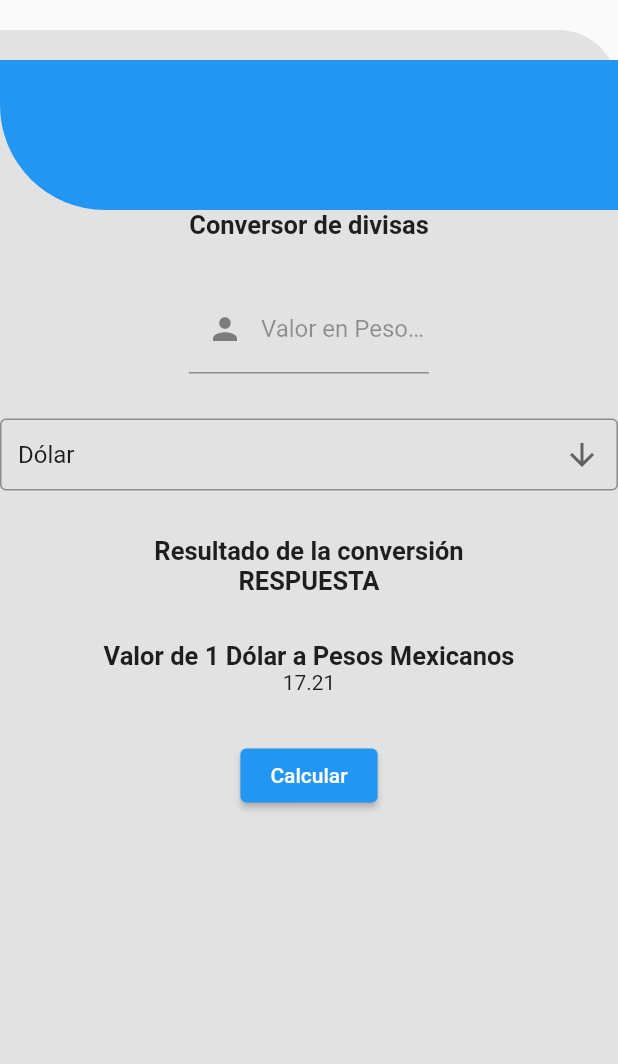
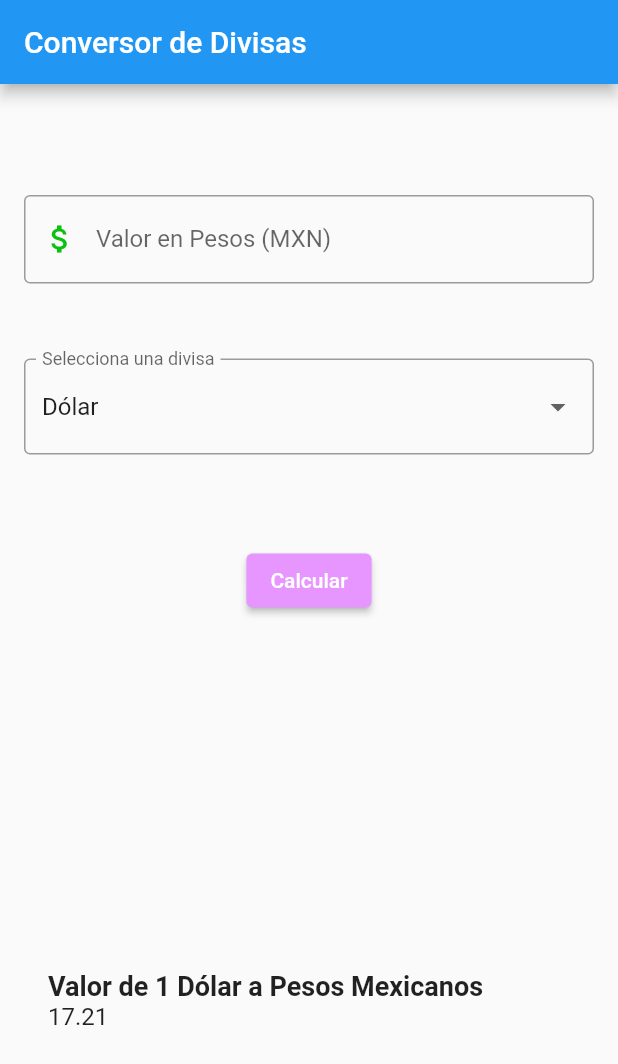
Before and after one commit to KarelyVR/Practica3-Moviles, a Flutter app: the screen it shows after launch, on a phone screen of 412 x 824 dp. Shown: the top 1064 px of the screen. Run offline on Flutter 3.47's test engine with Material 2 defaults, Android fonts, the phone set to English and light mode, and no system bars.

Commit message:
ui.calculator.dart
si

```diff
--- a/lib/ui/calculator/ui_calculator.dart
+++ b/lib/ui/calculator/ui_calculator.dart
@@ -1,7 +1,4 @@
-// ignore_for_file: prefer_final_fields, use_key_in_widget_constructors
-
 import 'package:flutter/material.dart';
-import 'package:imc/ui/calculator/widgets/widgets_calculator.dart';
 
 class MyWidget extends StatefulWidget {
   const MyWidget({Key? key});
@@ -12,11 +9,9 @@ class MyWidget extends StatefulWidget {
 
 class _MyWidgetState extends State<MyWidget> {
   TextEditingController _pesoController = TextEditingController();
-  // TextEditingController _alturaController = TextEditingController();
   String respuesta = "RESPUESTA";
   double conv = 0.0;
 
-  // Define las opciones y los valores asociados
   Map<String, double> valoresAsociados = {
     'Dólar': 17.21,
     'Euro': 18.58,
@@ -38,25 +33,26 @@ class _MyWidgetState extends State<MyWidget> {
   @override
   Widget build(BuildContext context) {
     return Scaffold(
+      appBar: AppBar(
+        title: const Text('Conversor de Divisas'),
+      ),
       body: SingleChildScrollView(
-        child: MyContainer(
-          child: Form(
+        padding: const EdgeInsets.all(16.0),
         child: Column(
+          crossAxisAlignment: CrossAxisAlignment.center,
           children: [
-                Stack(
-                  children: [MyBarContainer()],
-                ),
-                MyText(text: "Conversor de divisas"),
-                _sizeEspacio(),
+            const MyText(text: "", fontSize: 24.0, fontWeight: FontWeight.bold),
+            const SizedBox(height: 30),
             MyTextInput(
-                    inputController: _pesoController, label: "Valor en Pesos (MXN)"),
-                _sizeEspacio(),
+                inputController: _pesoController,
+                label: "Valor en Pesos (MXN)"),
+            const SizedBox(height: 50),
             DropdownButtonFormField<String>(
               value: valorSeleccionado,
               onChanged: (String? newValue) {
                 setState(() {
                   valorSeleccionado = newValue!;
-                      _calcular(); // Llama a _calcular cuando cambia la opción
+                  _calcular();
                 });
               },
               items: valoresAsociados.keys.map((opcion) {
@@ -65,32 +61,110 @@ class _MyWidgetState extends State<MyWidget> {
                   child: Text(opcion),
                 );
               }).toList(),
-                  isDense: true,
-                  iconSize: 24,
-                  icon: const Icon(Icons.arrow_downward),
               decoration: const InputDecoration(
-                    contentPadding: EdgeInsets.symmetric(vertical: 8, horizontal: 12),
+                labelText: 'Selecciona una divisa',
                 border: OutlineInputBorder(),
               ),
             ),
-                _sizeEspacio(),
-                MyText(text: "Resultado de la conversión"),
-                MyText(text: respuesta.toString()),
-                _sizeEspacio(),
-                MyText(text: "Valor de 1 $valorSeleccionado a Pesos Mexicanos"),
-                Text('${valoresAsociados[valorSeleccionado]}'),
-                _sizeEspacio(),
-                MyButton(lblText: const Text("Calcular"), press: () => _calcular()),
-                _sizeEspacio(),
+            const SizedBox(height: 30.0),
+            Container(
+              margin: const EdgeInsets.only(top: 30.0),
+              child: ElevatedButton(
+                style: ElevatedButton.styleFrom(
+                  backgroundColor: Color.fromARGB(255, 231, 150, 255),
+                ),
+                onPressed: () => _calcular(),
+                child: const Text("Calcular"),
+              ),
+            ),
+            const SizedBox(height: 220.0),
+            Align(
+              alignment: Alignment.bottomLeft,
+              child: Container(
+                padding: const EdgeInsets.all(16.0),
+                child: Column(
+                  crossAxisAlignment: CrossAxisAlignment.start,
+                  children: [
+                    MyText(
+                        text: "Valor de 1 $valorSeleccionado a Pesos Mexicanos",
+                        fontSize: 18.0,
+                        fontWeight: FontWeight.bold),
+                    MyText(
+                        text: '${valoresAsociados[valorSeleccionado]}',
+                        fontSize: 16.0,
+                        fontWeight: FontWeight.normal),
                   ],
                 ),
               ),
             ),
+          ],
+        ),
       ),
     );
   }
+}
 
-  Widget _sizeEspacio() {
-    return const SizedBox(height: 30);
+class MyText extends StatelessWidget {
+  final String text;
+  final double fontSize;
+  final FontWeight fontWeight;
+
+  const MyText({
+    required this.text,
+    this.fontSize = 16.0,
+    this.fontWeight = FontWeight.normal,
+  });
+
+  @override
+  Widget build(BuildContext context) {
+    return Text(
+      text,
+      style: TextStyle(
+        fontSize: fontSize,
+        fontWeight: fontWeight,
+      ),
+    );
   }
 }
+
+class MyButton extends StatelessWidget {
+  final Text lblText;
+  final Function() press;
+
+  const MyButton({
+    required this.lblText,
+    required this.press,
+  });
+
+  @override
+  Widget build(BuildContext context) {
+    return ElevatedButton(
+      onPressed: press,
+      child: lblText,
+    );
+  }
+}
+
+class MyTextInput extends StatelessWidget {
+  final TextEditingController inputController;
+  final String label;
+
+  const MyTextInput({
+    required this.inputController,
+    required this.label,
+  });
+
+  @override
+  Widget build(BuildContext context) {
+    return TextField(
+        controller: inputController,
+        keyboardType: TextInputType.number,
+        decoration: InputDecoration(
+            labelText: label,
+            border: const OutlineInputBorder(),
+            prefixIcon: const Icon(
+              Icons.attach_money,
+              color: Color.fromARGB(255, 9, 194, 15),
+            )));
+  }
+}
--- a/lib/ui/calculator/widgets/widgets_calculator.dart
+++ b/lib/ui/calculator/widgets/widgets_calculator.dart
@@ -1,10 +1,10 @@
-
 // ignore_for_file: use_key_in_widget_constructors, sort_child_properties_last
 
 import 'package:flutter/material.dart';
 
 class MyTextInput extends StatelessWidget {
-  const MyTextInput({super.key, required this.inputController, required this.label});
+  const MyTextInput(
+      {super.key, required this.inputController, required this.label});
 
   final TextEditingController inputController;
   final String label;
@@ -14,13 +14,16 @@ final String label;
     return SizedBox(
       width: 300,
       child: Padding(
-        padding: const EdgeInsets.only(left:70,right:70),
+        padding: const EdgeInsets.only(left: 70, right: 70),
         child: TextFormField(
           controller: inputController,
           keyboardType: TextInputType.number,
           decoration: InputDecoration(
             border: const UnderlineInputBorder(),
-                prefixIcon: const Icon(Icons.person),
+            prefixIcon: const Icon(
+              Icons.monetization_on,
+              color: Color.fromARGB(255, 37, 145, 40),
+            ),
             labelStyle: const TextStyle(color: Colors.black38),
             labelText: label,
           ),
@@ -40,10 +43,8 @@ class MyText extends StatelessWidget {
   Widget build(BuildContext context) {
     return Text(
       text,
-      style:const TextStyle(
-        color: Colors.black87,
-        fontSize: 17,
-        fontWeight: FontWeight.bold),
+      style: const TextStyle(
+          color: Colors.black87, fontSize: 20, fontWeight: FontWeight.bold),
     );
   }
 }
@@ -59,12 +60,12 @@ final VoidCallback press;
     return ElevatedButton(
         onPressed: press,
         style: ElevatedButton.styleFrom(
-        backgroundColor: Colors.blue,
-        padding: const EdgeInsets.symmetric(horizontal: 20,vertical: 10),
+            backgroundColor: const Color.fromARGB(255, 202, 110, 255),
+            padding: const EdgeInsets.symmetric(horizontal: 20, vertical: 10),
             textStyle: const TextStyle(
-          color: Colors.white,fontSize: 14, fontWeight: FontWeight.w500
-        )
-      ),
+                color: Color.fromARGB(255, 0, 0, 0),
+                fontSize: 17,
+                fontWeight: FontWeight.w500)),
         child: const Text("Calcular"));
   }
 }
@@ -79,12 +80,12 @@ class MyContainer extends StatelessWidget {
     return Container(
       height: 900,
       child: child,
-      margin: const EdgeInsets.only(top:20),
+      margin: const EdgeInsets.only(top: 20),
       decoration: BoxDecoration(
-        color: const Color.fromARGB(31, 204, 202, 202).withOpacity(0.5),
+        color: Color.fromARGB(255, 185, 186, 255).withOpacity(0.5),
         borderRadius: const BorderRadius.only(
-          topRight: Radius.circular(40),
-          bottomLeft: Radius.circular(40),
+          topRight: Radius.circular(0),
+          bottomLeft: Radius.circular(0),
         ),
       ),
     );
@@ -92,17 +93,14 @@ class MyContainer extends StatelessWidget {
 }
 
 class MyBarContainer extends StatelessWidget {
-
   @override
   Widget build(BuildContext context) {
     return Container(
-      height: 100,
-      margin: const EdgeInsets.only(top:20),
+      height: 15,
+      margin: const EdgeInsets.only(top: 0),
       decoration: const BoxDecoration(
-        color: Colors.blue,
-        borderRadius: BorderRadius.only(
-          bottomLeft: Radius.circular(70)
-        ),
+        color: Color.fromARGB(255, 202, 110, 255),
+        borderRadius: BorderRadius.only(bottomLeft: Radius.circular(0)),
       ),
     );
   }
```
Lines whose indentation alone changed are shown as unchanged.
